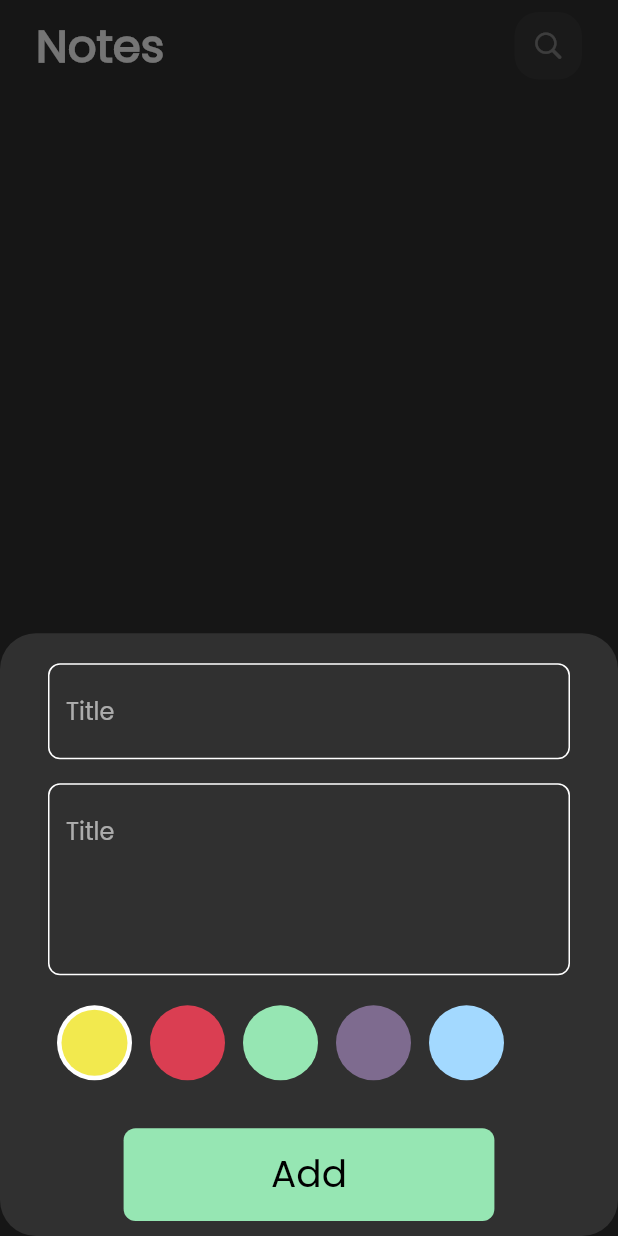
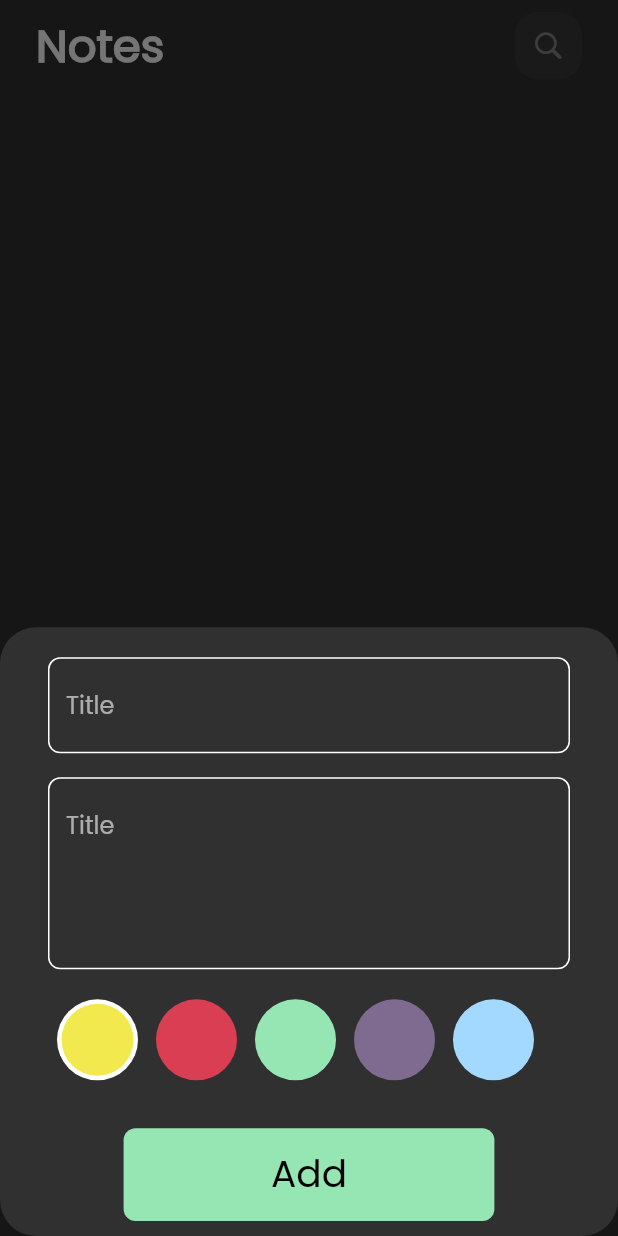
Before and after one commit to Norhan-127/notesApp, a Flutter app: the screen it shows after launch, after a tap on an icon or button, on a phone screen of 412 x 824 dp. Run offline on Flutter 3.47's test engine with Material 2 defaults, Android fonts, the phone set to English and light mode, and no system bars; our stand-ins replace hive, hive_flutter; accounts and stored records are empty.

Commit message:
update edit note page & finish the application

```diff
--- a/lib/controller/display_notes/notes_list_prov.dart
+++ b/lib/controller/display_notes/notes_list_prov.dart
@@ -6,6 +6,7 @@ import '../../utilities/constants.dart';
 
 class DisplayNotesModel with ChangeNotifier {
    List<NoteModel> notes=[];
+   Color color=AppColors.maize;
   fetchAllNotes() {
     try {
       var notesBox = Hive.box<NoteModel>(kNotesBox);
@@ -16,4 +17,8 @@ class DisplayNotesModel with ChangeNotifier {
       debugPrint(e.toString());
     }
   }
+  changeColor(NoteModel note){
+    note.color=color.value;
+    notifyListeners();
+  }
 }
--- a/lib/views/widgets/colors_listview.dart
+++ b/lib/views/widgets/colors_listview.dart
@@ -1,5 +1,6 @@
 import 'package:flutter/material.dart';
 import 'package:notes_app/controller/add_note_model/add_note_prov.dart';
+import 'package:notes_app/controller/display_notes/notes_list_prov.dart';
 import 'package:notes_app/utilities/constants.dart';
 import 'package:provider/provider.dart';
 
@@ -12,15 +13,15 @@ class ColorItem extends StatelessWidget {
     return isActive
         ?  CircleAvatar(
             backgroundColor: Colors.white,
-            radius: 25,
+            radius: 27,
             child: CircleAvatar(
               backgroundColor: color,
-              radius: 22,
+              radius: 24,
             ),
           )
         :  CircleAvatar(
             backgroundColor: color,
-            radius: 25,
+            radius: 27,
           );
   }
 }
@@ -39,7 +40,7 @@ class _ColorsListViewState extends State<ColorsListView> {
   @override
   Widget build(BuildContext context) {
     return SizedBox(
-        height: 25 * 2,
+        height: 27 * 2,
         child: ListView.builder(
           itemCount: colors.length,
           itemBuilder: (context, index) =>  Padding(
@@ -48,6 +49,7 @@ class _ColorsListViewState extends State<ColorsListView> {
               onTap: (){
                 currentIndex=index;
                 Provider.of<AddNoteProvider>(context,listen: false).color=colors[index];
+                Provider.of<DisplayNotesModel>(context,listen: false).color=colors[index];
                 setState(() {});
               },
               child: ColorItem(
```
Also changed, not shown: lib/views/widgets/edit_ view_body.dart (+9 -0 lines).
